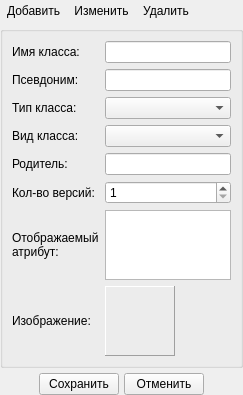
This is src/plugins/modeleride/classwidget.ui in rdnvndr/raindrop as Qt 5 draws it before an edit. The edited form follows.
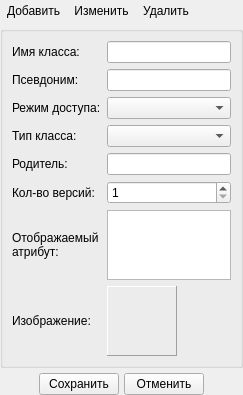
This is the edited form. Icons and pictures are not drawn. Custom widgets are drawn as their Qt base class.

What changed in the file:
```diff
--- a/src/plugins/modeleride/classwidget.ui
+++ b/src/plugins/modeleride/classwidget.ui
@@ -7,7 +7,7 @@
     <x>0</x>
     <y>0</y>
     <width>243</width>
-    <height>353</height>
+    <height>379</height>
    </rect>
   </property>
   <property name="windowTitle">
@@ -127,7 +127,7 @@
       <item row="2" column="0">
        <widget class="QLabel" name="labelClassType">
         <property name="text">
-         <string>Тип класса:</string>
+         <string>Режим доступа:</string>
         </property>
        </widget>
       </item>
@@ -167,7 +167,7 @@
       <item row="3" column="0">
        <widget class="QLabel" name="classViewLabel">
         <property name="text">
-         <string>Вид класса:</string>
+         <string>Тип класса:</string>
         </property>
        </widget>
       </item>
```
Left out of the diff: 8 changed lines with no effect on the pictures.
